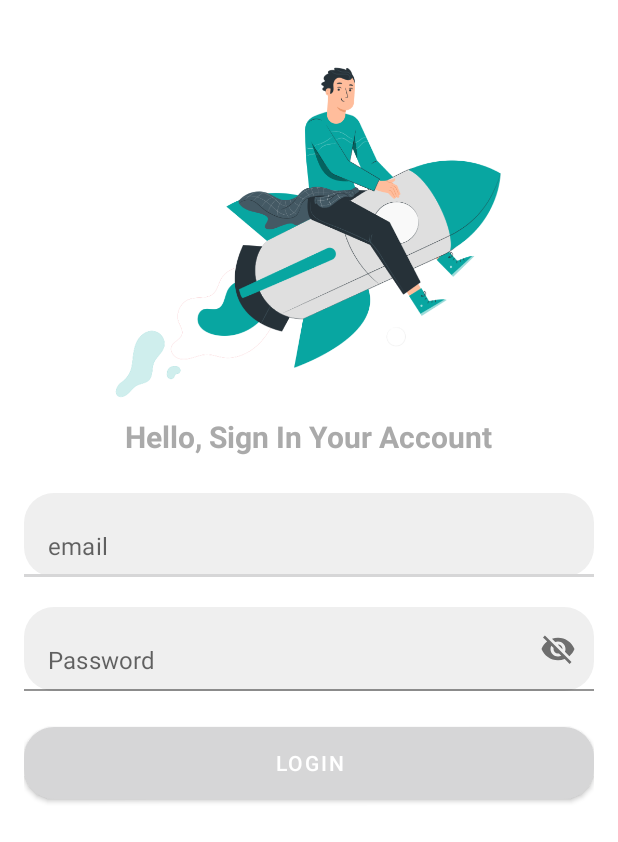
After one commit to heavenguardians/dmia-android-live-attendance-app, an Android app: the layout activity_login.xml on its own in the app's theme, with its tools: preview values and no code run, on a phone screen of 412 x 824 dp. The commit adds this screen. Shown: the top 842 px of the screen. Run offline under Robolectric (Android 15) with nearby library versions, the phone set to English and light mode, and no system bars.

Commit message:
ui: add login page

```diff
--- a/app/src/main/AndroidManifest.xml
+++ b/app/src/main/AndroidManifest.xml
@@ -9,6 +9,9 @@
         android:roundIcon="@mipmap/ic_launcher_round"
         android:supportsRtl="true"
         android:theme="@style/Theme.LiveAttendanceApp">
+        <activity
+            android:name=".views.login.LoginActivity"
+            android:exported="false" />
         <activity
             android:name=".views.splash.SplashActivity"
             android:exported="false" />
--- /dev/null
+++ b/app/src/main/java/com/example/liveattendanceapp/views/login/LoginActivity.kt
@@ -0,0 +1,11 @@
+package com.example.liveattendanceapp.views.login
+
+import androidx.appcompat.app.AppCompatActivity
+import android.os.Bundle
+
+class LoginActivity : AppCompatActivity() {
+    override fun onCreate(savedInstanceState: Bundle?) {
+        super.onCreate(savedInstanceState)
+        setContentView(R.layout.activity_login)
+    }
+}
--- /dev/null
+++ b/app/src/main/res/drawable/bg_btn_primary.xml
@@ -0,0 +1,8 @@
+<?xml version="1.0" encoding="utf-8"?>
+<shape xmlns:android="http://schemas.android.com/apk/res/android"
+    android:shape="rectangle">
+
+    <corners android:radius="20dp"/>
+    <solid android:color="@color/colorPrimary"/>
+
+</shape>
--- /dev/null
+++ b/app/src/main/res/drawable/bg_edit_text.xml
@@ -0,0 +1,8 @@
+<?xml version="1.0" encoding="utf-8"?>
+<shape xmlns:android="http://schemas.android.com/apk/res/android"
+    android:shape="rectangle">
+
+    <corners android:radius="20dp"/>
+    <solid android:color="#EFEFEF"/>
+
+</shape>
--- /dev/null
+++ b/app/src/main/res/layout/activity_login.xml
@@ -0,0 +1,79 @@
+<?xml version="1.0" encoding="utf-8"?>
+<ScrollView xmlns:android="http://schemas.android.com/apk/res/android"
+    xmlns:app="http://schemas.android.com/apk/res-auto"
+    xmlns:tools="http://schemas.android.com/tools"
+    android:layout_width="match_parent"
+    android:layout_height="match_parent"
+    android:fillViewport="true"
+    tools:context=".views.login.LoginActivity">
+
+    <LinearLayout
+        android:layout_width="match_parent"
+        android:layout_height="wrap_content"
+        android:gravity="center_horizontal"
+        android:paddingStart="16dp"
+        android:paddingEnd="16dp"
+        android:orientation="vertical">
+
+        <ImageView
+            android:layout_width="wrap_content"
+            android:layout_height="wrap_content"
+            android:src="@drawable/image_login"/>
+
+        <TextView
+            android:layout_width="wrap_content"
+            android:layout_height="wrap_content"
+            android:text="@string/hello_sign_in_your_account"
+            android:textColor="@android:color/darker_gray"
+            android:textSize="20sp"
+            android:textStyle="bold"/>
+
+        <com.google.android.material.textfield.TextInputLayout
+            android:layout_width="match_parent"
+            android:layout_height="56dp"
+            app:hintEnabled="false"
+            android:layout_marginTop="24dp">
+
+            <com.google.android.material.textfield.TextInputEditText
+                android:id="@+id/et_email_login"
+                android:layout_width="match_parent"
+                android:layout_height="match_parent"
+                android:background="@drawable/bg_edit_text"
+                android:hint="@string/email"
+                android:paddingStart="16dp"
+                android:paddingEnd="16dp"
+                android:inputType="textEmailAddress"/>
+
+        </com.google.android.material.textfield.TextInputLayout>
+
+        <com.google.android.material.textfield.TextInputLayout
+            android:layout_width="match_parent"
+            android:layout_height="56dp"
+            app:hintEnabled="false"
+            app:endIconMode="password_toggle"
+            android:layout_marginTop="20dp">
+
+            <com.google.android.material.textfield.TextInputEditText
+                android:id="@+id/et_password_login"
+                android:layout_width="match_parent"
+                android:layout_height="match_parent"
+                android:background="@drawable/bg_edit_text"
+                android:hint="@string/password"
+                android:paddingStart="16dp"
+                android:paddingEnd="16dp"
+                android:inputType="textEmailAddress"/>
+
+        </com.google.android.material.textfield.TextInputLayout>
+
+        <Button
+            android:id="@+id/btn_login"
+            android:layout_width="match_parent"
+            android:layout_height="wrap_content"
+            android:text="@string/login"
+            android:textColor="@android:color/white"
+            android:background="@drawable/bg_btn_primary"
+            android:layout_marginTop="24dp"/>
+
+    </LinearLayout>
+
+</ScrollView>
--- a/app/src/main/res/values/strings.xml
+++ b/app/src/main/res/values/strings.xml
@@ -1,3 +1,7 @@
 <resources>
     <string name="app_name">Live Attendance App</string>
+    <string name="hello_sign_in_your_account">Hello, Sign In Your Account</string>
+    <string name="email">email</string>
+    <string name="password">Password</string>
+    <string name="login">login</string>
 </resources>
```
